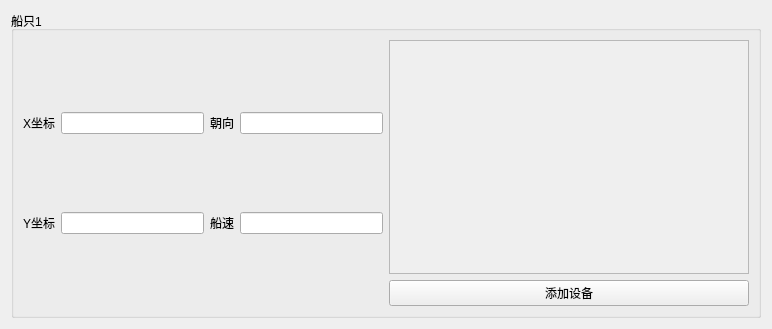
Above: resource/ui/shipwidget.ui from YaHeii/Electromagnetic_Compatibility before the change. Below: the same form after it.
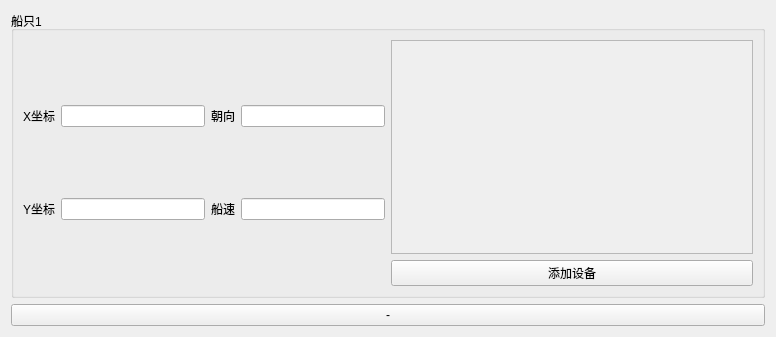
That is the form after the change.

What changed in the file:
```diff
--- a/resource/ui/shipwidget.ui
+++ b/resource/ui/shipwidget.ui
@@ -6,8 +6,8 @@
    <rect>
     <x>0</x>
     <y>0</y>
-    <width>772</width>
-    <height>329</height>
+    <width>776</width>
+    <height>337</height>
    </rect>
   </property>
   <property name="minimumSize">
@@ -87,8 +87,8 @@
               <rect>
                <x>0</x>
                <y>0</y>
-               <width>359</width>
-               <height>240</height>
+               <width>361</width>
+               <height>218</height>
               </rect>
              </property>
              <layout class="QVBoxLayout" name="verticalLayout_2">
@@ -127,6 +127,13 @@
      </item>
     </layout>
    </item>
+   <item>
+    <widget class="QPushButton" name="deleteShip">
+     <property name="text">
+      <string>-</string>
+     </property>
+    </widget>
+   </item>
   </layout>
  </widget>
  <resources/>
```
